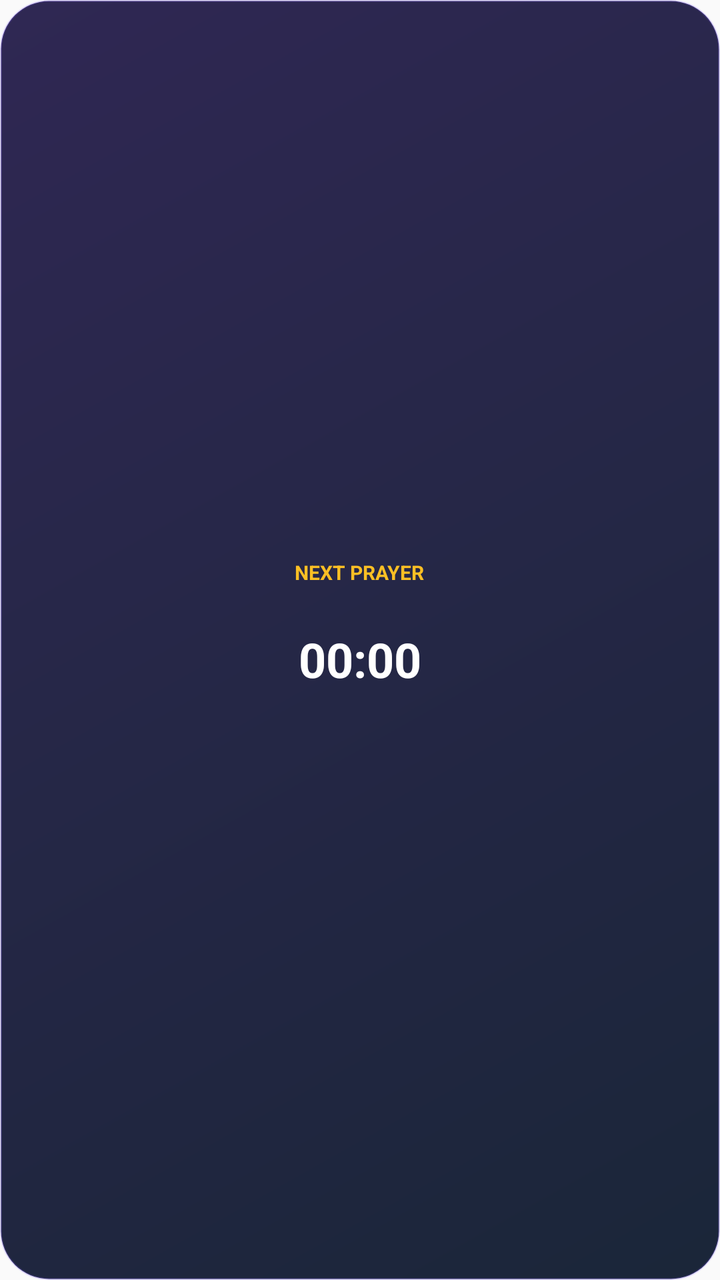
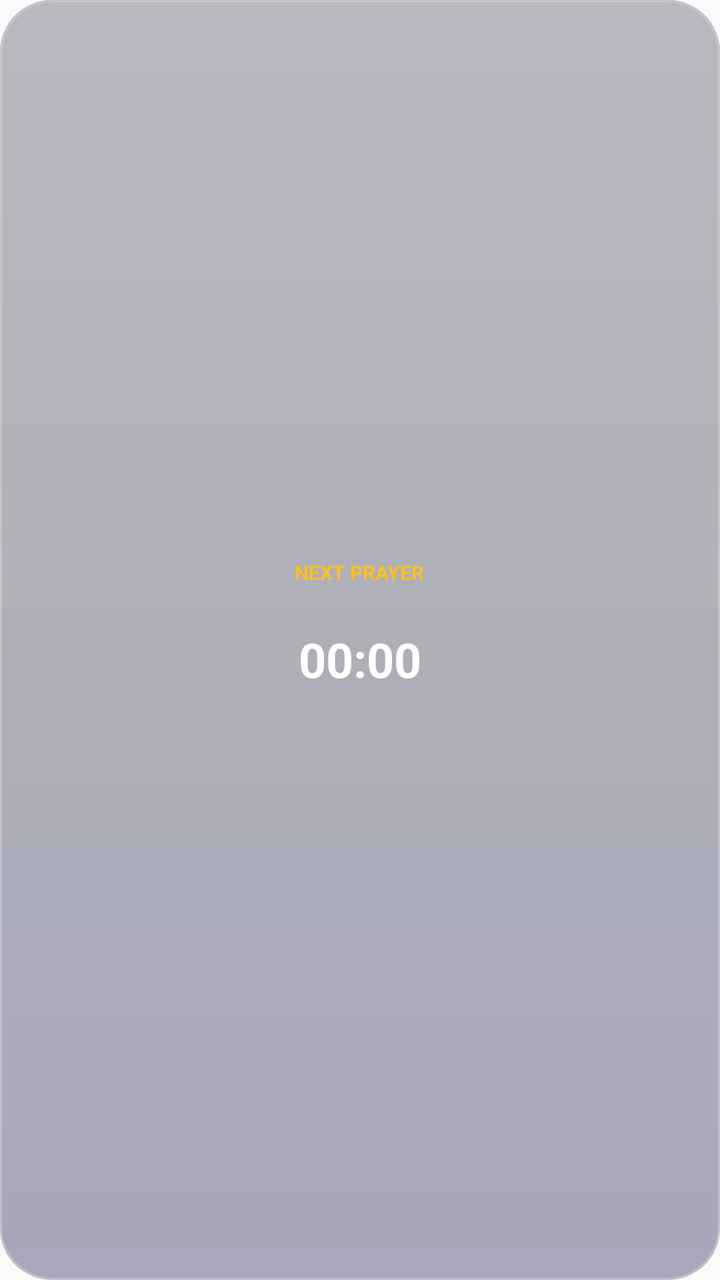

Before-and-after screenshots of an Android layout around one commit, followed by the original layout XML and the change that was made.
<!-- AndroidManifest.xml: application theme AppTheme -->
<!-- res/layout/widget_prayer.xml -->
<?xml version="1.0" encoding="utf-8"?>
<LinearLayout xmlns:android="http://schemas.android.com/apk/res/android"
    android:id="@+id/w_root"
    android:layout_width="match_parent"
    android:layout_height="match_parent"
    android:orientation="vertical"
    android:gravity="center"
    android:padding="10dp"
    android:background="@drawable/widget_bg">
    <TextView android:layout_width="wrap_content" android:layout_height="wrap_content"
        android:text="@string/w_next_prayer" android:textColor="#FFFBBF24" android:textSize="10sp" android:textStyle="bold"/>
    <TextView android:id="@+id/w_prayer_name" android:layout_width="wrap_content" android:layout_height="wrap_content"
        android:text="" android:textColor="#FFFFFFFF" android:textSize="15sp" android:textStyle="bold"/>
    <Chronometer android:id="@+id/w_prayer_cd" android:layout_width="wrap_content" android:layout_height="wrap_content"
        android:textColor="#FFFFFFFF" android:textSize="24sp" android:textStyle="bold"/>
    <TextView android:id="@+id/w_prayer_at" android:layout_width="wrap_content" android:layout_height="wrap_content"
        android:text="" android:textColor="#99FFFFFF" android:textSize="11sp"/>
</LinearLayout>
<!-- resources referenced by this layout -->
<resources>
  <!-- drawable widget_bg (drawable) -->
  <?xml version="1.0" encoding="utf-8"?>
  <shape xmlns:android="http://schemas.android.com/apk/res/android" android:shape="rectangle">
      <gradient android:angle="315" android:startColor="#F2241C4A" android:endColor="#F20E1A2E" android:type="linear"/>
      <corners android:radius="24dp"/>
      <stroke android:width="1dp" android:color="#337C5CFF"/>
  </shape>
  <string name="w_next_prayer">NEXT PRAYER</string>
  <style name="AppTheme" parent="Theme.AppCompat.Light.DarkActionBar">
          
          <item name="colorPrimary">@color/colorPrimary</item>
          <item name="colorPrimaryDark">@color/colorPrimaryDark</item>
          <item name="colorAccent">@color/colorAccent</item>
      </style>
</resources>

<!-- the commit's change to res/layout/widget_prayer.xml (unified diff, before → after) -->
@@ -7,7 +7,7 @@
     android:gravity="center"
     android:padding="10dp"
     android:background="@drawable/widget_bg">
-    <TextView android:layout_width="wrap_content" android:layout_height="wrap_content"
+    <TextView android:id="@+id/w_lbl_prayer" android:layout_width="wrap_content" android:layout_height="wrap_content"
         android:text="@string/w_next_prayer" android:textColor="#FFFBBF24" android:textSize="10sp" android:textStyle="bold"/>
     <TextView android:id="@+id/w_prayer_name" android:layout_width="wrap_content" android:layout_height="wrap_content"
         android:text="" android:textColor="#FFFFFFFF" android:textSize="15sp" android:textStyle="bold"/>
<!-- resource entries referenced after the edit -->
@@ -2,11 +2,21 @@
 <resources>
   <!-- drawable widget_bg (drawable) -->
   <?xml version="1.0" encoding="utf-8"?>
-  <shape xmlns:android="http://schemas.android.com/apk/res/android" android:shape="rectangle">
-      <gradient android:angle="315" android:startColor="#F2241C4A" android:endColor="#F20E1A2E" android:type="linear"/>
-      <corners android:radius="24dp"/>
-      <stroke android:width="1dp" android:color="#337C5CFF"/>
-  </shape>
+  <layer-list xmlns:android="http://schemas.android.com/apk/res/android">
+      <item>
+          <shape android:shape="rectangle">
+              <solid android:color="#59121630"/>
+              <corners android:radius="26dp"/>
+          </shape>
+      </item>
+      <item>
+          <shape android:shape="rectangle">
+              <gradient android:angle="300" android:startColor="#2EFFFFFF" android:centerColor="#0FFFFFFF" android:endColor="#1A9C88FF" android:type="linear"/>
+              <corners android:radius="26dp"/>
+              <stroke android:width="1dp" android:color="#47FFFFFF"/>
+          </shape>
+      </item>
+  </layer-list>
   <string name="w_next_prayer">NEXT PRAYER</string>
   <style name="AppTheme" parent="Theme.AppCompat.Light.DarkActionBar">
           
